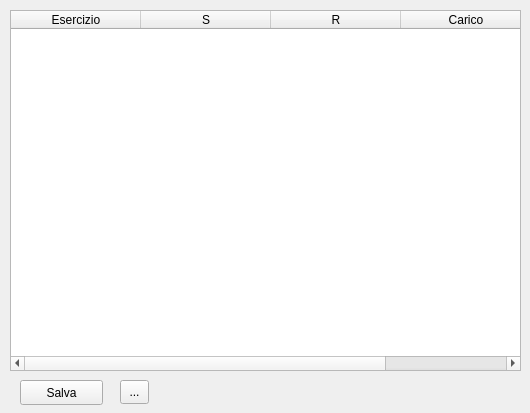
Qt form window2.ui (federico-calandra/bb) before a commit.
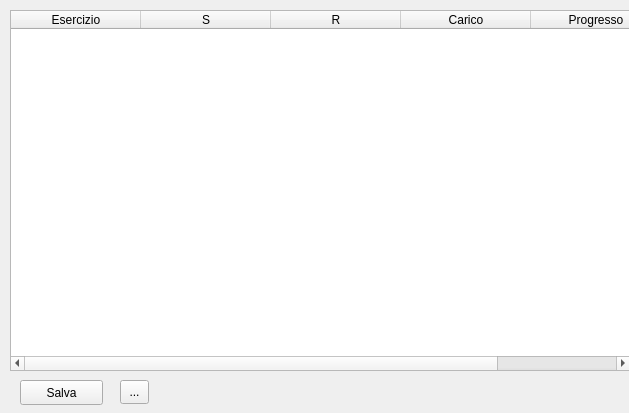
The same form after that commit.

Commit message: aggiunto tracciamento del progresso serie

Diff of the .ui file:
```diff
--- a/window2.ui
+++ b/window2.ui
@@ -6,7 +6,7 @@
    <rect>
     <x>0</x>
     <y>0</y>
-    <width>530</width>
+    <width>629</width>
     <height>413</height>
    </rect>
   </property>
@@ -18,7 +18,7 @@
     <rect>
      <x>10</x>
      <y>10</y>
-     <width>511</width>
+     <width>621</width>
      <height>361</height>
     </rect>
    </property>
@@ -35,7 +35,7 @@
     <bool>true</bool>
    </property>
    <property name="columnCount">
-    <number>4</number>
+    <number>5</number>
    </property>
    <attribute name="horizontalHeaderVisible">
     <bool>true</bool>
@@ -75,6 +75,11 @@
      <string>Carico</string>
     </property>
    </column>
+   <column>
+    <property name="text">
+     <string>Progresso</string>
+    </property>
+   </column>
   </widget>
   <widget class="QPushButton" name="pbSalva">
    <property name="geometry">
```
The commit also changes 1 other file.
